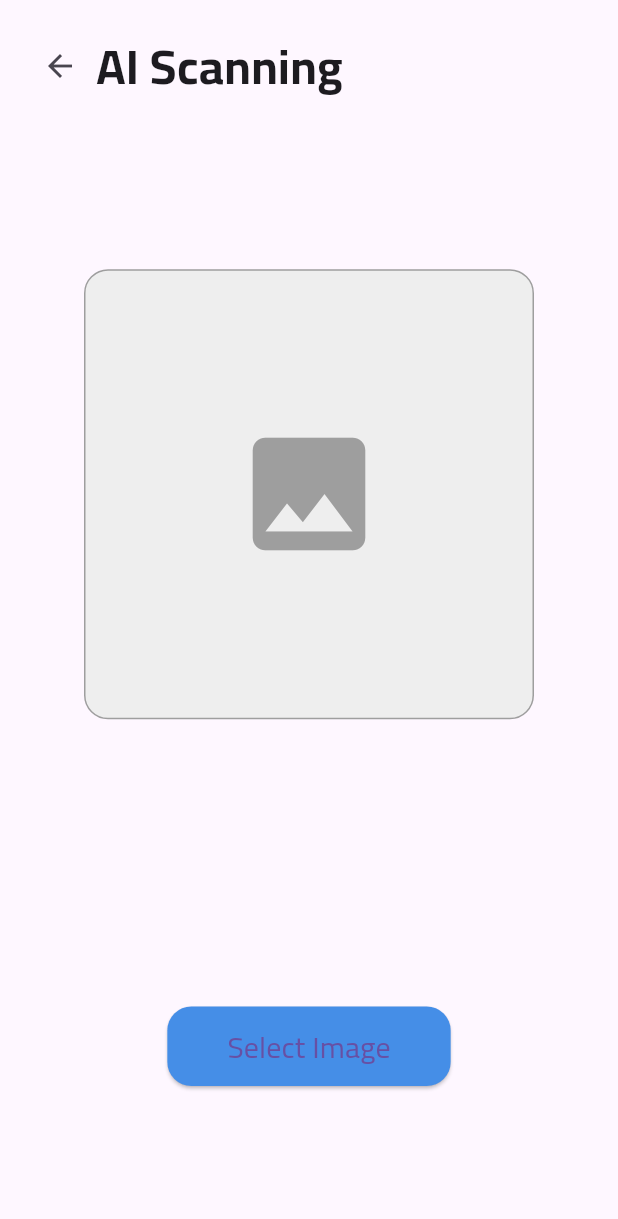
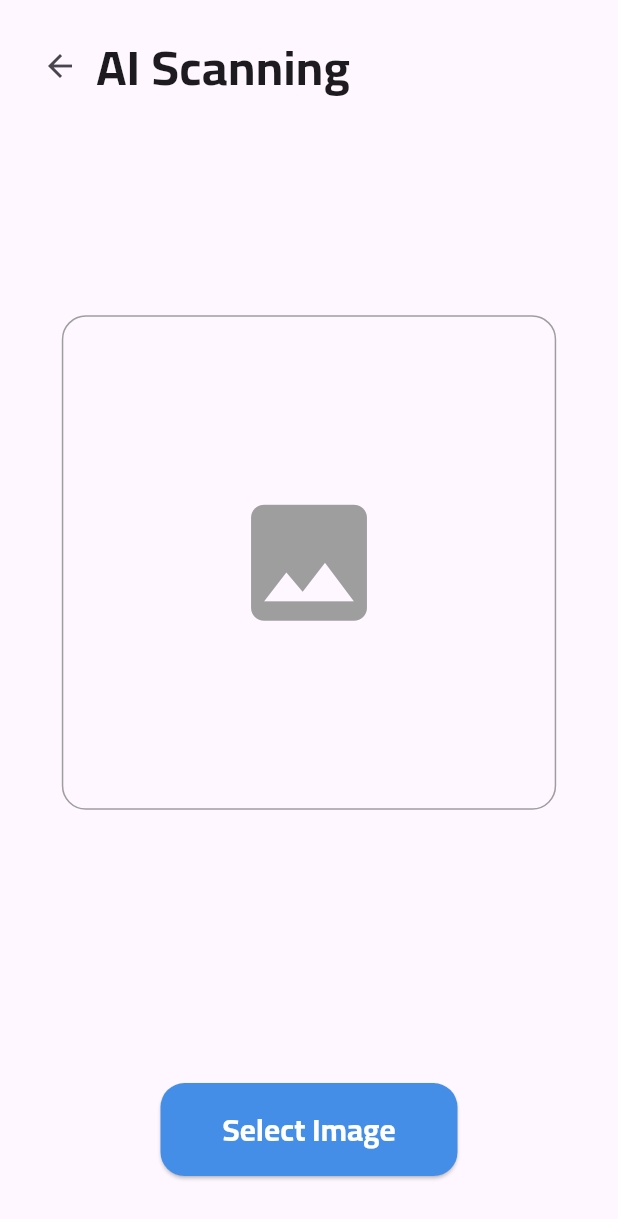
Before and after one commit to AbdulrhmanM0hamed/Last-project, a Flutter app: the AiScanning screen opened directly, on a phone screen of 412 x 824 dp. Shown: the top 1219 px of the screen. Run offline on Flutter 3.47's test engine with Material 3 defaults, Android fonts, the phone set to English and light mode, and no system bars; our stand-ins replace badges, bottom_navy_bar, flutter_bloc, flutter_svg, google_fonts, image_picker; missing offline and left inert: tflite_flutter.

```diff
--- a/lib/Login/onbording.dart
+++ b/lib/Login/onbording.dart
@@ -25,8 +25,8 @@ class _OnBoardingViewState extends State<OnBoardingView> {
           "assets/images/doctor-and-rx-clipart-cartoon-style-doctor-gives-the-rx-medical-prescription-clipboard-with-mecidines-flat-illustration-bottle-pills-tablet-capsule-hospital-medical-pharmacy-concept-vector.jpg",
     },
     {
-      "subtitle": "Best Medicine Reminder",
-      "image": "assets/images/medicine-reminder-6557348-5444193.png",
+      "subtitle": "Dermatological examination using AI",
+      "image": "assets/images/documentation (2).png",
     }
   ];
 
--- a/lib/Services/searchAi_page.dart
+++ b/lib/Services/searchAi_page.dart
@@ -154,6 +154,9 @@ class _AiScanningState extends State<AiScanning> {
 
   @override
   Widget build(BuildContext context) {
+    double screenWidth = MediaQuery.of(context).size.width;
+    double screenHeight = MediaQuery.of(context).size.height;
+
     return Scaffold(
       body: SafeArea(
         child: Stack(
@@ -175,7 +178,8 @@ class _AiScanningState extends State<AiScanning> {
                       Text(
                         "AI Scanning",
                         style: TextStyle(
-                            fontSize: 32, fontWeight: FontWeight.bold),
+                            fontSize: screenWidth * 0.08,
+                            fontWeight: FontWeight.bold),
                       ),
                     ],
                   ),
@@ -183,16 +187,16 @@ class _AiScanningState extends State<AiScanning> {
                 SizedBox(height: 20),
                 Expanded(
                   child: Center(
-                    child: Stack(
-                      alignment: Alignment.center,
+                    child: Column(
+                      mainAxisAlignment: MainAxisAlignment.center,
                       children: [
                         GestureDetector(
                           onTap: _isLoading ? null : _getImageFromGallery,
                           child: Container(
-                            width: 300,
-                            height: 300,
+                            width: screenWidth * 0.8,
+                            height: screenWidth * 0.8,
                             decoration: BoxDecoration(
-                              color: Colors.grey[200],
+                              color: Colors.grey[250],
                               border: Border.all(color: Colors.grey),
                               borderRadius: BorderRadius.circular(16),
                             ),
@@ -201,25 +205,26 @@ class _AiScanningState extends State<AiScanning> {
                                 : (_image != null
                                     ? Image.file(_image!, fit: BoxFit.cover)
                                     : Icon(Icons.image,
-                                        size: 100, color: Colors.grey)),
+                                        size: screenWidth * 0.25,
+                                        color: Colors.grey)),
                           ),
                         ),
+                        SizedBox(height: 20),
                         if (_topDisease != null && _topProbability != null)
-                          Padding(
-                            padding: const EdgeInsets.only(top: 300),
-                            child: Container(
+                          Container(
+                            width: screenWidth * 0.8,
                             padding: EdgeInsets.all(16),
                             decoration: BoxDecoration(
-                                color: Colors.grey[200],
+                              color: Color.fromARGB(255, 82, 158, 245),
                               borderRadius: BorderRadius.circular(8),
                             ),
                             child: Text(
                               'Top Disease: $_topDisease\nProbability: ${(_topProbability! * 100).toStringAsFixed(2)}%',
                               style: TextStyle(
-                                  fontSize: 18,
+                                fontSize: screenWidth * 0.05,
                                 fontWeight: FontWeight.bold,
                               ),
-                              ),
+                              textAlign: TextAlign.center,
                             ),
                           ),
                       ],
@@ -228,19 +233,25 @@ class _AiScanningState extends State<AiScanning> {
                 ),
                 Center(
                   child: Padding(
-                    padding: EdgeInsets.all(100),
+                    padding: EdgeInsets.all(40),
                     child: ElevatedButton(
                       onPressed: _isLoading ? null : _getImageFromGallery,
                       style: ElevatedButton.styleFrom(
                         backgroundColor: Color.fromARGB(255, 69, 142, 231),
-                        padding:
-                            EdgeInsets.symmetric(horizontal: 40, vertical: 12),
+                        padding: EdgeInsets.symmetric(
+                            horizontal: screenWidth * 0.1,
+                            vertical: screenHeight * 0.02),
                         shape: RoundedRectangleBorder(
                           borderRadius: BorderRadius.circular(16),
                         ),
                       ),
-                      child:
-                          Text('Select Image', style: TextStyle(fontSize: 20)),
+                      child: Text(
+                        'Select Image',
+                        style: TextStyle(
+                            fontSize: screenWidth * 0.05,
+                            color: Colors.white,
+                            fontWeight: FontWeight.w600),
+                      ),
                     ),
                   ),
                 ),
```
Also changed, not shown: lib/Login/login_screen.dart (+20 -1 lines), lib/Login/registe_screen.dart (+20 -0 lines), lib/Services/report.dart (added, +149 -0 lines), lib/data/data.dart (+8 -1 lines), assets/images/Desktop App (3).png (added), assets/images/Melissa Jones (1).png (added), assets/images/documentation (1).png (added), assets/images/documentation (2).png (added), assets/images/documentation.png (added), assets/images/logo.jpeg, assets/images/search.png (added). Lines whose indentation alone changed are shown as unchanged.
